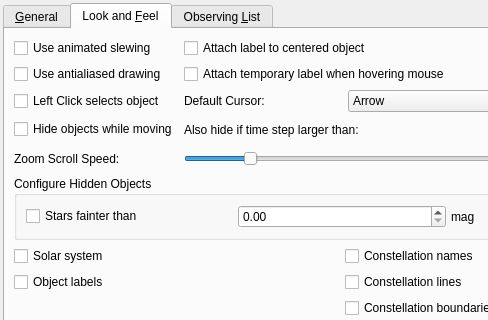
First picture: the form in kstars/options/opsadvanced.ui, repository KDE/kstars, before the edit; both pictures show x 0 to 488 and y 0 to 320 of the 684 by 413 pixel window.
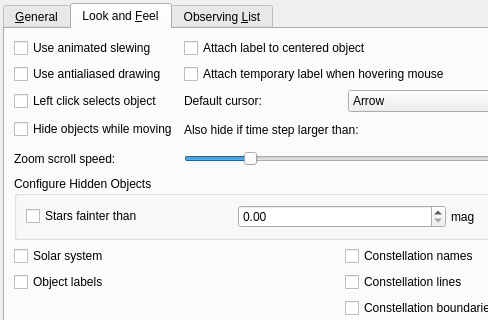
Second picture: the form after the edit. Icons and pictures are not drawn. Custom widgets are drawn as their Qt base class.

```diff
--- a/kstars/options/opsadvanced.ui
+++ b/kstars/options/opsadvanced.ui
@@ -447,14 +447,14 @@
          <item row="2" column="0">
           <widget class="QCheckBox" name="kcfg_LeftClickSelectsObject">
            <property name="text">
-            <string>Left Click selects object</string>
+            <string>Left click selects object</string>
            </property>
           </widget>
          </item>
          <item row="2" column="1">
           <widget class="QLabel" name="label_6">
            <property name="text">
-            <string>Default Cursor:</string>
+            <string>Default cursor:</string>
            </property>
           </widget>
          </item>
@@ -506,7 +506,7 @@
             <string>Adjust speed of zooming when scrolling in and out with the mouse wheel</string>
            </property>
            <property name="text">
-            <string>Zoom Scroll Speed:</string>
+            <string>Zoom scroll speed:</string>
            </property>
           </widget>
          </item>
```
Left out of the diff: 4 changed lines with no effect on the pictures.
